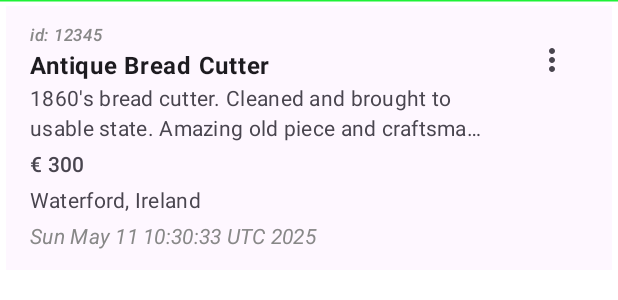
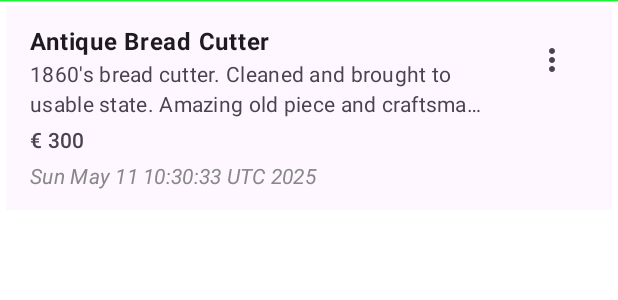
Before and after one commit to Ursula100/Getit, an Android app built with Jetpack Compose: the @Preview function ListCardPreview, on a phone screen of 412 x 824 dp. Shown: the top 300 px of the screen. Run offline under Robolectric (Android 15) with nearby library versions, the phone set to English and light mode, and no system bars.

Commit message:
Remove some fields from listings card

```diff
--- a/app/src/main/java/ie/setu/getit/ui/component/listings/ListCard.kt
+++ b/app/src/main/java/ie/setu/getit/ui/component/listings/ListCard.kt
@@ -59,15 +59,15 @@ fun ListCard(
             Text(title, fontWeight = FontWeight.Bold, maxLines = 1)
         },
         overlineContent = {
-            Text("id: $id", fontStyle = FontStyle.Italic, color = Color.Gray)
+            // Text("id: $id", fontStyle = FontStyle.Italic, color = Color.Gray)
         },
         supportingContent = {
             Column {
                 Text(description, maxLines = 2, overflow = TextOverflow.Ellipsis)
                 Spacer(Modifier.height(4.dp))
                 Text("€ $price", fontWeight = FontWeight.SemiBold)
-                Spacer(Modifier.height(4.dp))
-                Text(location)
+                // Spacer(Modifier.height(4.dp))
+                // Text(location)
                 Spacer(Modifier.height(4.dp))
                 Text(listedON.toString(), fontStyle = FontStyle.Italic, color = Color.Gray)
             }
```
